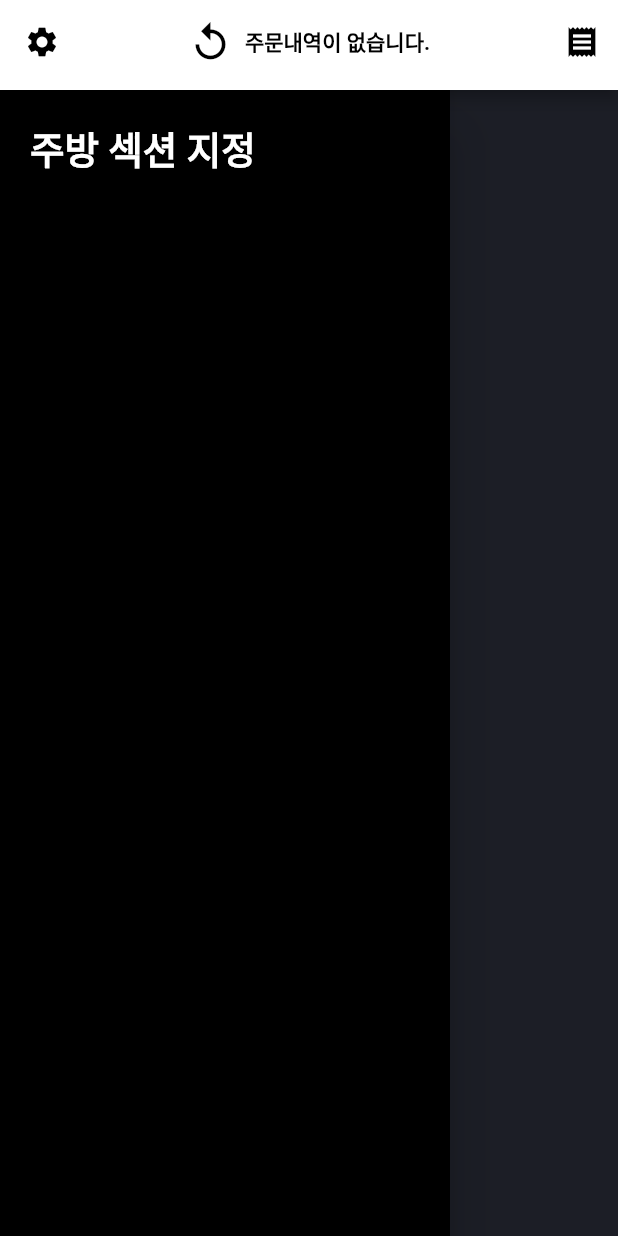
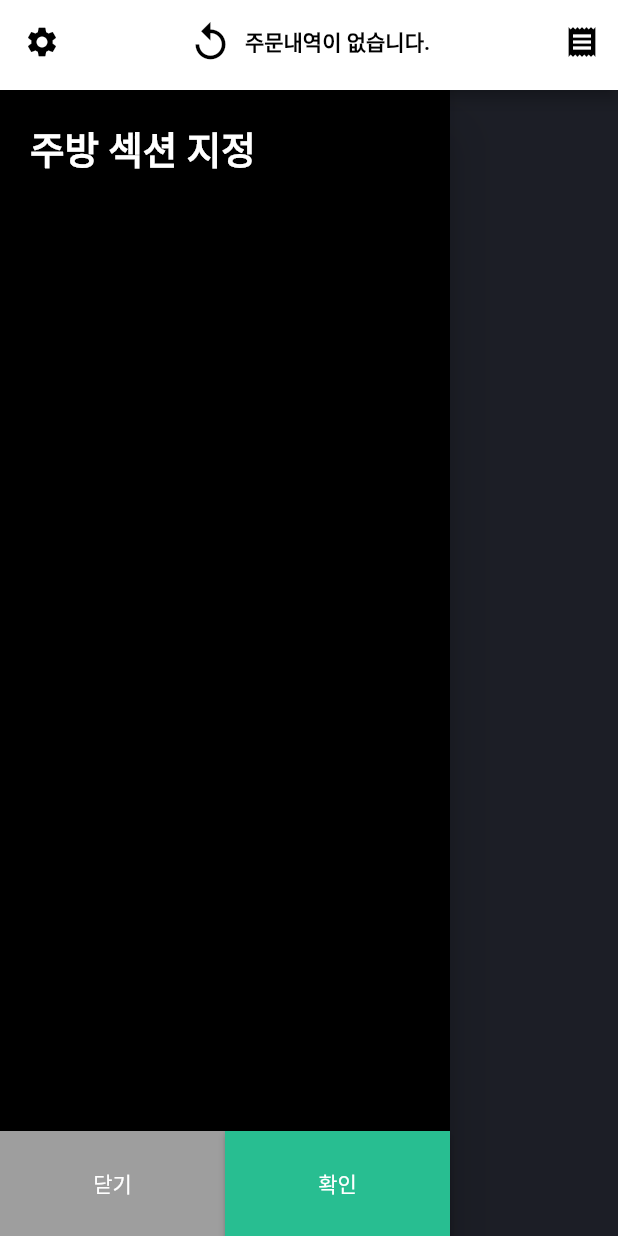
Before and after one commit to songhajang/flutter-orderSheet, a Flutter app: the screen it shows after launch, with the side drawer open, on a phone screen of 412 x 824 dp. Run offline on Flutter 3.47's test engine with Material 2 defaults, Android fonts, the phone set to English and light mode, and no system bars; our stand-ins replace cloud_firestore, firebase_core; missing offline and left inert: dart:js; accounts and stored records are empty.

Commit message:
widget 페이지별 분리

```diff
--- /dev/null
+++ b/lib/Appbar.dart
@@ -0,0 +1,39 @@
+// ----appbar 구현 시작----
+import 'dart:js';
+
+import 'package:flutter/cupertino.dart';
+import 'package:flutter/material.dart';
+
+Widget CreateAppBar({
+  String? title,
+  required GlobalKey<ScaffoldState> scaffoldKey,
+}) {
+  return AppBar(
+    automaticallyImplyLeading: false,
+    backgroundColor: Colors.white,
+    foregroundColor: Colors.black,
+    title: TextButton.icon(
+      onPressed: () {},
+      icon: const Icon(
+        Icons.replay,
+        size: 30.0,
+        color: Colors.black,
+      ),
+      label: Text(
+        title!,
+        style:
+            const TextStyle(fontWeight: FontWeight.bold, color: Colors.black),
+      ),
+    ),
+    centerTitle: true,
+    leading: IconButton(
+      icon: const Icon(Icons.settings),
+      onPressed: () => scaffoldKey.currentState!.openDrawer(),
+      // onPressed: (() {}),
+    ),
+    actions: <Widget>[
+      IconButton(onPressed: () {}, icon: const Icon(Icons.receipt))
+    ],
+  );
+}
+// ----appbar 구현 끝-----
--- /dev/null
+++ b/lib/drewer.dart
@@ -0,0 +1,72 @@
+// ----Drewar 구현 시작----
+import 'dart:js';
+
+import 'package:cloud_firestore/cloud_firestore.dart';
+import 'package:flutter/material.dart';
+
+import 'items.dart';
+
+Widget Drewar({
+  required GlobalKey<ScaffoldState> scaffoldKey,
+  required List datas,
+}) {
+  return Column(crossAxisAlignment: CrossAxisAlignment.start, children: <
+      Widget>[
+    Container(
+      margin: const EdgeInsets.all(20),
+      child: const Text(
+        '주방 섹션 지정',
+        style: TextStyle(
+          color: Colors.white,
+          fontSize: 25,
+          fontWeight: FontWeight.bold,
+        ),
+      ),
+    ),
+    StreamBuilder<QuerySnapshot>(
+        stream: FirebaseFirestore.instance.collection('category').snapshots(),
+        builder: (context, snapshot) {
+          if (!snapshot.hasData) {
+            return const CircularProgressIndicator();
+          }
+          final documents = snapshot.data!.docs;
+          return Expanded(
+            child: ListView(
+              children: documents.map((doc) => buildItem(doc, datas)).toList(),
+            ),
+          );
+        }),
+    Row(
+      children: [
+        Container(
+          width: 150,
+          height: 70,
+          child: ElevatedButton(
+            style: ElevatedButton.styleFrom(
+              shape: RoundedRectangleBorder(borderRadius: BorderRadius.zero),
+              primary: Colors.grey,
+            ),
+            onPressed: () {
+              scaffoldKey.currentState!.closeDrawer();
+            },
+            child: const Text('닫기'),
+          ),
+        ),
+        Container(
+          width: 150,
+          height: 70,
+          child: ElevatedButton(
+            style: ElevatedButton.styleFrom(
+                shape: RoundedRectangleBorder(borderRadius: BorderRadius.zero),
+                primary: Color(0xff28BE91)),
+            onPressed: () {
+              submitSection(datas);
+            },
+            child: Text('확인'),
+          ),
+        ),
+      ],
+    )
+  ]);
+}
+// ----Drewar 구현 끝----
--- a/lib/main.dart
+++ b/lib/main.dart
@@ -3,6 +3,8 @@
 // import 'package:flutter/cupertino.dart';
 import 'package:flutter/material.dart';
 import 'package:cloud_firestore/cloud_firestore.dart';
+import 'Appbar.dart';
+import 'drewer.dart';
 import 'firebase_options.dart';
 import 'package:firebase_core/firebase_core.dart';
 
@@ -41,151 +43,27 @@ class MyHomePage extends StatefulWidget {
 }
 
 class _MyHomePageState extends State<MyHomePage> {
-  FirebaseFirestore firestore = FirebaseFirestore.instance;
   String title = '주문내역이 없습니다.';
   List datas = [];
-  var scaffoldKey = GlobalKey<ScaffoldState>();
+  // var scaffoldKey = GlobalKey<ScaffoldState>();
+
   @override
   Widget build(BuildContext context) {
+    var scaffoldKey = new GlobalKey<ScaffoldState>();
     return Scaffold(
       drawerScrimColor: Colors.transparent,
       appBar: PreferredSize(
         preferredSize: const Size.fromHeight(60.0),
-        child: CreateAppBar(
-          title: title,
-        ),
+        child: CreateAppBar(title: title, scaffoldKey: scaffoldKey),
       ),
       body: Scaffold(
         key: scaffoldKey,
         drawer: Drawer(
           width: 300,
           backgroundColor: Colors.black,
-          child: Padding(
-            padding: const EdgeInsets.all(20),
-            child: Column(
-                crossAxisAlignment: CrossAxisAlignment.start,
-                children: <Widget>[
-                  Container(
-                    margin: const EdgeInsets.only(bottom: 20),
-                    child: const Text(
-                      '주방 섹션 지정',
-                      style: TextStyle(
-                        color: Colors.white,
-                        fontSize: 25,
-                        fontWeight: FontWeight.bold,
-                      ),
-                    ),
-                  ),
-                  // firesotre 데이터 화면에 출력 시작----
-                  StreamBuilder<QuerySnapshot>(
-                      stream: FirebaseFirestore.instance
-                          .collection('category')
-                          .snapshots(),
-                      builder: (context, snapshot) {
-                        if (!snapshot.hasData) {
-                          return const CircularProgressIndicator();
-                        }
-                        final documents = snapshot.data!.docs;
-                        return Expanded(
-                          child: ListView(
-                            children: documents
-                                .map((doc) => _buildItem(doc, datas))
-                                .toList(),
-                          ),
-                        );
-                      }),
-                ]),
-          ),
+          child: Drewar(scaffoldKey: scaffoldKey, datas: datas),
         ),
       ),
     );
   }
-
-// appbar 구현 시작----
-  Widget CreateAppBar({String? title}) {
-    return AppBar(
-      automaticallyImplyLeading: false,
-      backgroundColor: Colors.white,
-      foregroundColor: Colors.black,
-      title: TextButton.icon(
-        onPressed: () {},
-        icon: const Icon(
-          Icons.replay,
-          size: 30.0,
-          color: Colors.black,
-        ),
-        label: Text(
-          title!,
-          style:
-              const TextStyle(fontWeight: FontWeight.bold, color: Colors.black),
-        ),
-      ),
-      centerTitle: true,
-      leading: IconButton(
-        icon: const Icon(Icons.settings),
-        onPressed: () => scaffoldKey.currentState?.openDrawer(),
-        // onPressed: (() {}),
-      ),
-      actions: <Widget>[
-        IconButton(onPressed: () {}, icon: const Icon(Icons.receipt))
-      ],
-    );
-  }
 }
-// appbar 구현 끝-----
-
-// firebase 데이터 뿌리기 시작----
-Widget _buildItem(DocumentSnapshot snapshot, datas) {
-  if (!datas.contains(snapshot.id)) {
-    datas.add(snapshot.id);
-  }
-  // print(datas);
-  final a = Category(snapshot['custom'], isSected: snapshot['isSected']);
-  return Container(
-    margin: const EdgeInsets.all(5),
-    child: ElevatedButton(
-      onPressed: () {
-        toggleSected(snapshot, datas);
-      },
-      style: a.isSected
-          ? const ButtonStyle(
-              backgroundColor:
-                  MaterialStatePropertyAll<Color>(Color(0xff28BE91)),
-            )
-          : const ButtonStyle(
-              backgroundColor: MaterialStatePropertyAll<Color>(Colors.white)),
-      child: ListTile(
-        title: Text(
-          a.custom.toString(),
-          style: a.isSected
-              ? const TextStyle(
-                  fontWeight: FontWeight.bold,
-                  fontSize: 15.0,
-                  color: Colors.white)
-              : const TextStyle(
-                  fontWeight: FontWeight.bold,
-                  fontSize: 15.0,
-                ),
-        ),
-      ),
-    ),
-  );
-}
-// firebase 데이터 뿌리기 끝----
-
-// firestore 선택 데이터 업데이트 함수
-void toggleSected(DocumentSnapshot snapshot, datas) {
-  for (var data in datas) {
-    if (data == snapshot.id) {
-      FirebaseFirestore.instance
-          .collection('category')
-          .doc(snapshot.id)
-          .update({'isSected': true});
-    } else {
-      FirebaseFirestore.instance
-          .collection('category')
-          .doc(data)
-          .update({'isSected': false});
-    }
-  }
-}
```
Also changed, not shown: lib/items.dart (added, +88 -0 lines).
